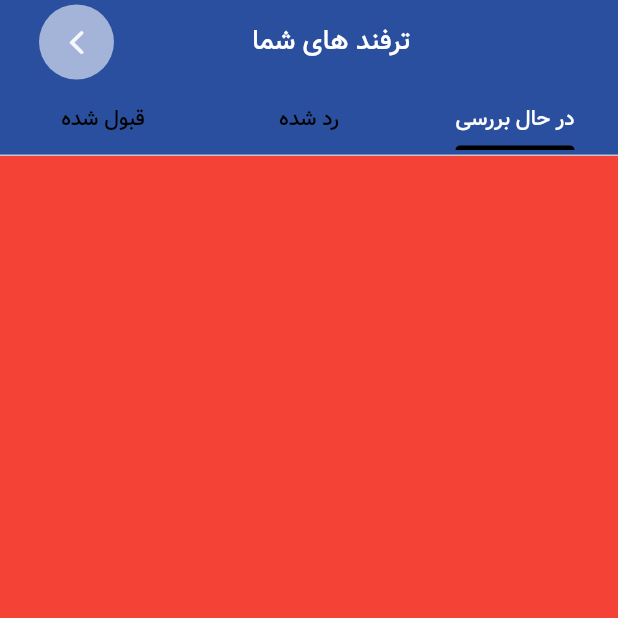
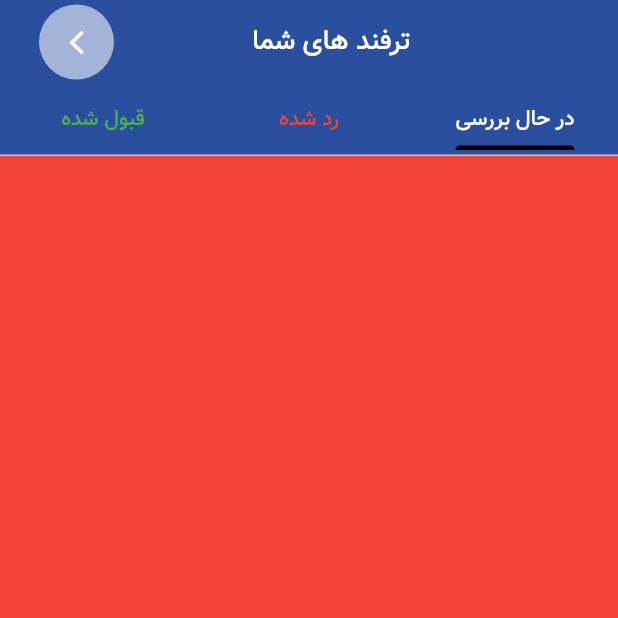
Before and after one commit to Y4CN/Gamak, a Flutter app: the ClientTrickScreen screen opened directly, on a phone screen of 412 x 824 dp, the top half of it. Run offline on Flutter 3.47's test engine with Material 2 defaults, Android fonts, the phone set to English and light mode, and no system bars; our stand-ins replace cached_network_image, dartz, dio, email_validator, expandable_text, file_picker and 10 more; missing offline and left inert: dart:ffi; accounts and stored records are empty.

```diff
--- a/lib/locator.dart
+++ b/lib/locator.dart
@@ -4,6 +4,7 @@ import 'package:game_hacks_chat/data/datasource/banner_dataSource.dart';
 import 'package:game_hacks_chat/data/datasource/categoryDataSource.dart';
 import 'package:game_hacks_chat/data/datasource/gameDetailsDataSource.dart';
 import 'package:game_hacks_chat/data/datasource/gameProductDataSource.dart';
+import 'package:game_hacks_chat/data/datasource/trickDataSource.dart';
 import 'package:game_hacks_chat/data/repository/authRepository.dart';
 import 'package:game_hacks_chat/data/repository/bannerRepository.dart';
 import 'package:game_hacks_chat/data/repository/categoryRepository.dart';
@@ -28,6 +29,7 @@ Future<void> initGet_it() async {
   locator.registerSingleton<IBannerDataSource>(BannerDataSource());
   locator.registerSingleton<IGameProductDataSource>(GameProductDataSource());
   locator.registerSingleton<IGameDetailsDataSource>(GameDetailsDataSource());
+  locator.registerSingleton<ITrickDataSource>(TrickDataSource());
 
   //repository
   locator.registerSingleton<ICategoryRepository>(CategoryRepository());
--- a/lib/screens/clientTrickScreen.dart
+++ b/lib/screens/clientTrickScreen.dart
@@ -15,9 +15,9 @@ class _ClientTrickScreenState extends State<ClientTrickScreen> {
   Widget build(BuildContext context) {
     return DefaultTabController(
       length: 3,
-      child: Scaffold(
-        body: SafeArea(
-          child: NestedScrollView(
+      child: SafeArea(
+        child: Scaffold(
+          body: NestedScrollView(
             headerSliverBuilder: (context, innerBoxIsScrolled) {
               return [
                 Directionality(
@@ -74,7 +74,6 @@ class _ClientTrickScreenState extends State<ClientTrickScreen> {
                     const TabBar(
                       indicatorSize: TabBarIndicatorSize.label,
                       unselectedLabelColor: Colors.black,
-                      labelColor: Colors.white,
                       indicatorPadding: EdgeInsets.only(bottom: 4),
                       // indicatorWeight: 2,
                       indicatorColor: Colors.black,
@@ -84,13 +83,28 @@ class _ClientTrickScreenState extends State<ClientTrickScreen> {
                       ),
                       tabs: [
                         Tab(
-                          child: Text('در حال بررسی'),
+                          child: Text(
+                            'در حال بررسی',
+                            style: TextStyle(
+                              color: Colors.white,
+                            ),
+                          ),
                         ),
                         Tab(
-                          child: Text('رد شده'),
+                          child: Text(
+                            'رد شده',
+                            style: TextStyle(
+                              color: Colors.red,
+                            ),
+                          ),
                         ),
                         Tab(
-                          child: Text('قبول شده'),
+                          child: Text(
+                            'قبول شده',
+                            style: TextStyle(
+                              color: Colors.green,
+                            ),
+                          ),
                         ),
                       ],
                     ),
```
Also changed, not shown: lib/data/datasource/trickDataSource.dart (added, +31 -0 lines), lib/data/model/trickModel.dart (added, +77 -0 lines), lib/screens/trickListScreen.dart (+26 -3 lines).
